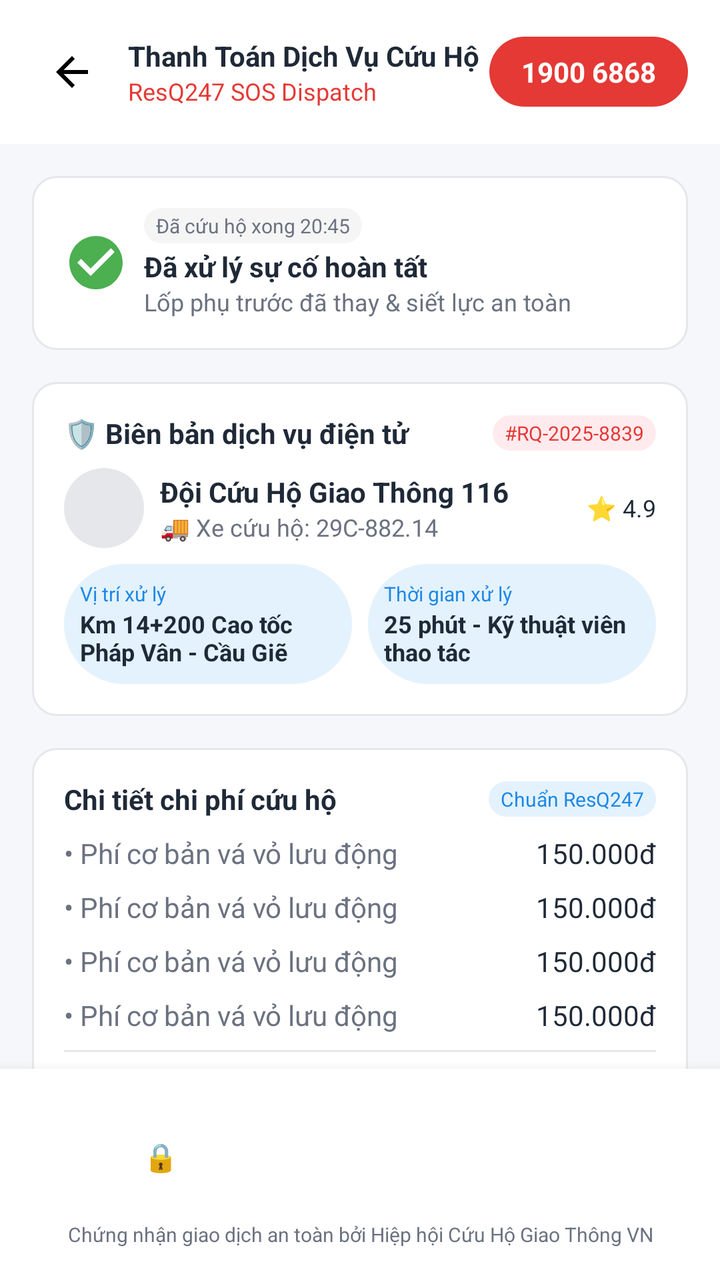
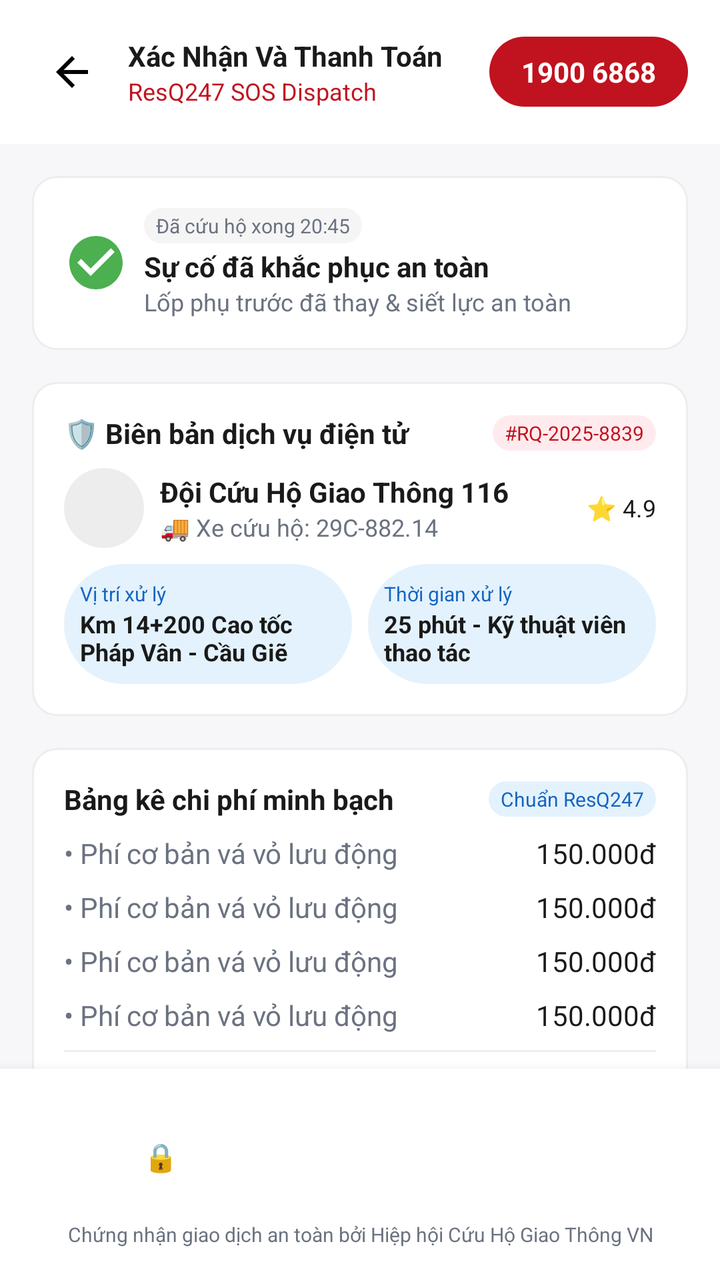

Before-and-after screenshots of an Android layout around one commit, followed by the original layout XML and the change that was made.
<!-- AndroidManifest.xml: application theme Theme.CuH247 -->
<!-- res/layout/activity_payment.xml -->
<?xml version="1.0" encoding="utf-8"?>
<LinearLayout xmlns:android="http://schemas.android.com/apk/res/android"
    xmlns:app="http://schemas.android.com/apk/res-auto"
    android:layout_width="match_parent"
    android:layout_height="match_parent"
    android:background="@color/background"
    android:fitsSystemWindows="true"
    android:orientation="vertical">

    
    <LinearLayout
        android:layout_width="match_parent"
        android:layout_height="wrap_content"
        android:background="@color/surface"
        android:gravity="center_vertical"
        android:orientation="horizontal"
        android:padding="@dimen/spacing_md">

        <ImageButton
            android:id="@+id/btnBack"
            android:layout_width="40dp"
            android:layout_height="40dp"
            android:background="?attr/selectableItemBackgroundBorderless"
            android:contentDescription="@null"
            android:src="@drawable/ic_arrow_back" />

        <LinearLayout
            android:layout_width="0dp"
            android:layout_height="wrap_content"
            android:layout_marginStart="@dimen/spacing_sm"
            android:layout_weight="1"
            android:orientation="vertical">

            <TextView
                android:layout_width="wrap_content"
                android:layout_height="wrap_content"
                android:text="@string/payment_title"
                android:textColor="@color/text_primary"
                android:textStyle="bold" />

            <TextView
                android:layout_width="wrap_content"
                android:layout_height="wrap_content"
                android:text="ResQ247 SOS Dispatch"
                android:textColor="@color/red_primary"
                android:textSize="@dimen/text_xs" />
        </LinearLayout>

        <TextView
            android:layout_width="wrap_content"
            android:layout_height="wrap_content"
            android:background="@drawable/bg_pill_red"
            android:paddingHorizontal="@dimen/spacing_md"
            android:paddingVertical="8dp"
            android:text="@string/hotline_number"
            android:textColor="@color/white"
            android:textStyle="bold" />
    </LinearLayout>

    <androidx.core.widget.NestedScrollView
        android:layout_width="match_parent"
        android:layout_height="0dp"
        android:layout_weight="1">

        <LinearLayout
            android:layout_width="match_parent"
            android:layout_height="wrap_content"
            android:orientation="vertical"
            android:padding="@dimen/spacing_md">

            
            <LinearLayout
                android:layout_width="match_parent"
                android:layout_height="wrap_content"
                android:background="@drawable/bg_rounded_card"
                android:gravity="center_vertical"
                android:orientation="horizontal"
                android:padding="@dimen/spacing_md">

                <ImageView
                    android:layout_width="32dp"
                    android:layout_height="32dp"
                    android:contentDescription="@null"
                    android:src="@drawable/ic_check_circle_filled" />

                <LinearLayout
                    android:layout_width="0dp"
                    android:layout_height="wrap_content"
                    android:layout_marginStart="@dimen/spacing_sm"
                    android:layout_weight="1"
                    android:orientation="vertical">

                    <TextView
                        android:id="@+id/tvCompletedTime"
                        android:layout_width="wrap_content"
                        android:layout_height="wrap_content"
                        android:background="@drawable/bg_pill_gray"
                        android:paddingHorizontal="6dp"
                        android:paddingVertical="2dp"
                        android:text="Đã cứu hộ xong 20:45"
                        android:textColor="@color/text_secondary"
                        android:textSize="10sp" />

                    <TextView
                        android:layout_width="match_parent"
                        android:layout_height="wrap_content"
                        android:layout_marginTop="2dp"
                        android:text="@string/payment_fixed"
                        android:textColor="@color/text_primary"
                        android:textStyle="bold" />

                    <TextView
                        android:layout_width="match_parent"
                        android:layout_height="wrap_content"
                        android:text="Lốp phụ trước đã thay &amp; siết lực an toàn"
                        android:textColor="@color/text_secondary"
                        android:textSize="@dimen/text_xs" />
                </LinearLayout>
            </LinearLayout>

            
            <LinearLayout
                android:layout_width="match_parent"
                android:layout_height="wrap_content"
                android:layout_marginTop="@dimen/spacing_md"
                android:background="@drawable/bg_rounded_card"
                android:orientation="vertical"
                android:padding="@dimen/spacing_md">

                <LinearLayout
                    android:layout_width="match_parent"
                    android:layout_height="wrap_content"
                    android:gravity="center_vertical"
                    android:orientation="horizontal">

                    <TextView
                        android:layout_width="0dp"
                        android:layout_height="wrap_content"
                        android:layout_weight="1"
                        android:text="🛡 Biên bản dịch vụ điện tử"
                        android:textColor="@color/text_primary"
                        android:textStyle="bold" />

                    <TextView
                        android:id="@+id/tvServiceRecordCode"
                        android:layout_width="wrap_content"
                        android:layout_height="wrap_content"
                        android:background="@drawable/bg_pill_red_soft"
                        android:paddingHorizontal="6dp"
                        android:paddingVertical="2dp"
                        android:text="#RQ-2025-8839"
                        android:textColor="@color/red_primary"
                        android:textSize="10sp" />
                </LinearLayout>

                <LinearLayout
                    android:layout_width="match_parent"
                    android:layout_height="wrap_content"
                    android:layout_marginTop="@dimen/spacing_sm"
                    android:gravity="center_vertical"
                    android:orientation="horizontal">

                    <ImageView
                        android:layout_width="40dp"
                        android:layout_height="40dp"
                        android:background="@drawable/bg_circle_gray"
                        android:contentDescription="@null" />

                    <LinearLayout
                        android:layout_width="0dp"
                        android:layout_height="wrap_content"
                        android:layout_marginStart="@dimen/spacing_sm"
                        android:layout_weight="1"
                        android:orientation="vertical">

                        <TextView
                            android:layout_width="match_parent"
                            android:layout_height="wrap_content"
                            android:text="Đội Cứu Hộ Giao Thông 116"
                            android:textColor="@color/text_primary"
                            android:textStyle="bold" />

                        <TextView
                            android:layout_width="match_parent"
                            android:layout_height="wrap_content"
                            android:text="🚚 Xe cứu hộ: 29C-882.14"
                            android:textColor="@color/text_secondary"
                            android:textSize="@dimen/text_xs" />
                    </LinearLayout>

                    <TextView
                        android:layout_width="wrap_content"
                        android:layout_height="wrap_content"
                        android:text="⭐ 4.9"
                        android:textColor="@color/text_primary"
                        android:textSize="@dimen/text_xs" />
                </LinearLayout>

                <LinearLayout
                    android:layout_width="match_parent"
                    android:layout_height="wrap_content"
                    android:layout_marginTop="@dimen/spacing_sm"
                    android:orientation="horizontal">

                    <LinearLayout
                        android:layout_width="0dp"
                        android:layout_height="wrap_content"
                        android:layout_marginEnd="@dimen/spacing_sm"
                        android:layout_weight="1"
                        android:background="@drawable/bg_pill_blue_light"
                        android:orientation="vertical"
                        android:padding="@dimen/spacing_sm">

                        <TextView
                            android:layout_width="match_parent"
                            android:layout_height="wrap_content"
                            android:text="Vị trí xử lý"
                            android:textColor="@color/blue_primary"
                            android:textSize="10sp" />

                        <TextView
                            android:layout_width="match_parent"
                            android:layout_height="wrap_content"
                            android:text="Km 14+200 Cao tốc Pháp Vân - Cầu Giẽ"
                            android:textColor="@color/text_primary"
                            android:textSize="@dimen/text_xs"
                            android:textStyle="bold" />
                    </LinearLayout>

                    <LinearLayout
                        android:layout_width="0dp"
                        android:layout_height="wrap_content"
                        android:layout_weight="1"
                        android:background="@drawable/bg_pill_blue_light"
                        android:orientation="vertical"
                        android:padding="@dimen/spacing_sm">

                        <TextView
                            android:layout_width="match_parent"
                            android:layout_height="wrap_content"
                            android:text="Thời gian xử lý"
                            android:textColor="@color/blue_primary"
                            android:textSize="10sp" />

                        <TextView
                            android:layout_width="match_parent"
                            android:layout_height="wrap_content"
                            android:text="25 phút - Kỹ thuật viên thao tác"
                            android:textColor="@color/text_primary"
                            android:textSize="@dimen/text_xs"
                            android:textStyle="bold" />
                    </LinearLayout>
                </LinearLayout>
            </LinearLayout>

            
            <LinearLayout
                android:layout_width="match_parent"
                android:layout_height="wrap_content"
                android:layout_marginTop="@dimen/spacing_md"
                android:background="@drawable/bg_rounded_card"
                android:orientation="vertical"
                android:padding="@dimen/spacing_md">

                <LinearLayout
                    android:layout_width="match_parent"
                    android:layout_height="wrap_content"
                    android:gravity="center_vertical"
                    android:orientation="horizontal">

                    <TextView
                        android:layout_width="0dp"
                        android:layout_height="wrap_content"
                        android:layout_weight="1"
                        android:text="@string/payment_breakdown_title"
                        android:textColor="@color/text_primary"
                        android:textStyle="bold" />

                    <TextView
                        android:layout_width="wrap_content"
                        android:layout_height="wrap_content"
                        android:background="@drawable/bg_pill_blue_light"
                        android:paddingHorizontal="6dp"
                        android:paddingVertical="2dp"
                        android:text="Chuẩn ResQ247"
                        android:textColor="@color/blue_primary"
                        android:textSize="10sp" />
                </LinearLayout>

                <include layout="@layout/item_cost_line" android:id="@+id/lineBasicFee" />
                <include layout="@layout/item_cost_line" android:id="@+id/linePartsFee" />
                <include layout="@layout/item_cost_line" android:id="@+id/lineSurcharge" />
                <include layout="@layout/item_cost_line" android:id="@+id/lineDiscount" />

                <View
                    android:layout_width="match_parent"
                    android:layout_height="1dp"
                    android:layout_marginVertical="@dimen/spacing_sm"
                    android:background="@color/divider" />

                <LinearLayout
                    android:layout_width="match_parent"
                    android:layout_height="wrap_content"
                    android:gravity="center_vertical"
                    android:orientation="horizontal">

                    <LinearLayout
                        android:layout_width="0dp"
                        android:layout_height="wrap_content"
                        android:layout_weight="1"
                        android:orientation="vertical">

                        <TextView
                            android:layout_width="match_parent"
                            android:layout_height="wrap_content"
                            android:text="TỔNG THANH TOÁN"
                            android:textColor="@color/text_primary"
                            android:textStyle="bold" />

                        <TextView
                            android:layout_width="match_parent"
                            android:layout_height="wrap_content"
                            android:text="Đã bao gồm VAT 8%"
                            android:textColor="@color/text_secondary"
                            android:textSize="10sp" />
                    </LinearLayout>

                    <TextView
                        android:id="@+id/tvTotalAmount"
                        android:layout_width="wrap_content"
                        android:layout_height="wrap_content"
                        android:text="170.000đ"
                        android:textColor="@color/red_primary"
                        android:textSize="@dimen/text_xl"
                        android:textStyle="bold" />
                </LinearLayout>
            </LinearLayout>

            
            <LinearLayout
                android:layout_width="match_parent"
                android:layout_height="wrap_content"
                android:layout_marginTop="@dimen/spacing_md"
                android:orientation="vertical">

                <LinearLayout
                    android:layout_width="match_parent"
                    android:layout_height="wrap_content"
                    android:gravity="center_vertical"
                    android:orientation="horizontal">

                    <TextView
                        android:layout_width="0dp"
                        android:layout_height="wrap_content"
                        android:layout_weight="1"
                        android:text="@string/payment_method_title"
                        android:textColor="@color/text_primary"
                        android:textStyle="bold" />

                    <TextView
                        android:layout_width="wrap_content"
                        android:layout_height="wrap_content"
                        android:text="🔒 Bảo mật PCI-DSS"
                        android:textColor="@color/text_secondary"
                        android:textSize="10sp" />
                </LinearLayout>

                <RadioGroup
                    android:id="@+id/rgPaymentMethod"
                    android:layout_width="match_parent"
                    android:layout_height="wrap_content"
                    android:layout_marginTop="@dimen/spacing_sm"
                    android:orientation="vertical">

                    <include layout="@layout/item_payment_method" android:id="@+id/methodMomo" />
                    <include layout="@layout/item_payment_method" android:id="@+id/methodVnpay" />
                    <include layout="@layout/item_payment_method" android:id="@+id/methodCard" />
                    <include layout="@layout/item_payment_method" android:id="@+id/methodCash" />
                </RadioGroup>
            </LinearLayout>

            
            <LinearLayout
                android:layout_width="match_parent"
                android:layout_height="wrap_content"
                android:layout_marginTop="@dimen/spacing_md"
                android:background="@drawable/bg_pill_blue_light"
                android:orientation="horizontal"
                android:padding="@dimen/spacing_md">

                <ImageView
                    android:layout_width="22dp"
                    android:layout_height="22dp"
                    android:contentDescription="@null"
                    android:src="@drawable/ic_shield"
                    app:tint="@color/blue_primary" />

                <TextView
                    android:layout_width="0dp"
                    android:layout_height="wrap_content"
                    android:layout_marginStart="@dimen/spacing_sm"
                    android:layout_weight="1"
                    android:text="Bảo hành cứu hộ 30 ngày &amp; Hóa đơn VAT. ResQ247 cam kết bảo hành miễn phí điểm vá trong 30 ngày toàn quốc. Hóa đơn điện tử VAT được tự động gửi qua email tai.xe.viet@gmail.com sau khi giao dịch thành công."
                    android:textColor="@color/text_primary"
                    android:textSize="@dimen/text_xs" />
            </LinearLayout>

        </LinearLayout>
    </androidx.core.widget.NestedScrollView>

    
    <LinearLayout
        android:layout_width="match_parent"
        android:layout_height="wrap_content"
        android:background="@color/surface"
        android:elevation="8dp"
        android:orientation="vertical"
        android:padding="@dimen/spacing_md">

        <Button
            android:id="@+id/btnConfirmPayment"
            style="@style/Button.Primary"
            android:layout_width="match_parent"
            android:layout_height="56dp"
            android:text="🔒 Xác nhận thanh toán 170.000đ"
            android:textColor="@color/white" />

        <TextView
            android:layout_width="match_parent"
            android:layout_height="wrap_content"
            android:layout_marginTop="4dp"
            android:gravity="center"
            android:text="Chứng nhận giao dịch an toàn bởi Hiệp hội Cứu Hộ Giao Thông VN"
            android:textColor="@color/text_secondary"
            android:textSize="10sp" />
    </LinearLayout>

</LinearLayout>
<!-- res/layout/item_cost_line.xml (included above) -->
<?xml version="1.0" encoding="utf-8"?>
<LinearLayout xmlns:android="http://schemas.android.com/apk/res/android"
    android:layout_width="match_parent"
    android:layout_height="wrap_content"
    android:layout_marginTop="@dimen/spacing_sm"
    android:orientation="horizontal">

    <TextView
        android:id="@+id/tvCostLabel"
        android:layout_width="0dp"
        android:layout_height="wrap_content"
        android:layout_weight="1"
        android:text="• Phí cơ bản vá vỏ lưu động"
        android:textColor="@color/text_secondary"
        android:textSize="@dimen/text_sm" />

    <TextView
        android:id="@+id/tvCostValue"
        android:layout_width="wrap_content"
        android:layout_height="wrap_content"
        android:text="150.000đ"
        android:textColor="@color/text_primary"
        android:textSize="@dimen/text_sm" />
</LinearLayout>
<!-- res/layout/item_payment_method.xml (included above) -->
<?xml version="1.0" encoding="utf-8"?>
<LinearLayout xmlns:android="http://schemas.android.com/apk/res/android"
    android:layout_width="match_parent"
    android:layout_height="wrap_content"
    android:layout_marginBottom="@dimen/spacing_sm"
    android:background="@drawable/bg_option_selectable"
    android:clickable="true"
    android:focusable="true"
    android:gravity="center_vertical"
    android:orientation="horizontal"
    android:padding="@dimen/spacing_md">

    <ImageView
        android:id="@+id/ivMethodIcon"
        android:layout_width="36dp"
        android:layout_height="36dp"
        android:background="@drawable/bg_circle_gray"
        android:contentDescription="@null"
        android:padding="6dp"
        android:src="@drawable/ic_wallet" />

    <LinearLayout
        android:layout_width="0dp"
        android:layout_height="wrap_content"
        android:layout_marginStart="@dimen/spacing_sm"
        android:layout_weight="1"
        android:orientation="vertical">

        <LinearLayout
            android:layout_width="wrap_content"
            android:layout_height="wrap_content"
            android:orientation="horizontal">

            <TextView
                android:id="@+id/tvMethodName"
                android:layout_width="wrap_content"
                android:layout_height="wrap_content"
                android:text="Ví điện tử MoMo"
                android:textColor="@color/text_primary"
                android:textStyle="bold" />

            <TextView
                android:id="@+id/tvMethodBadge"
                android:layout_width="wrap_content"
                android:layout_height="wrap_content"
                android:layout_marginStart="4dp"
                android:background="@drawable/bg_pill_red_soft"
                android:paddingHorizontal="4dp"
                android:text="Hoàn 5%"
                android:textColor="@color/red_primary"
                android:textSize="9sp" />
        </LinearLayout>

        <TextView
            android:id="@+id/tvMethodSubtitle"
            android:layout_width="match_parent"
            android:layout_height="wrap_content"
            android:text="Liên kết 0918 •••• 882"
            android:textColor="@color/text_secondary"
            android:textSize="@dimen/text_xs" />
    </LinearLayout>

    <RadioButton
        android:id="@+id/rbMethodSelected"
        android:layout_width="wrap_content"
        android:layout_height="wrap_content"
        android:clickable="false" />
</LinearLayout>
<!-- resources referenced by this layout -->
<resources>
  <color name="background">#F5F7FA</color>
  <color name="blue_primary">#1E88E5</color>
  <color name="divider">#E5E7EB</color>
  <color name="red_primary">#E53935</color>
  <color name="surface">#FFFFFF</color>
  <color name="text_primary">#1F2937</color>
  <color name="text_secondary">#6B7280</color>
  <color name="white">#FFFFFFFF</color>
  <dimen name="spacing_md">16dp</dimen>
  <dimen name="spacing_sm">8dp</dimen>
  <dimen name="text_sm">14sp</dimen>
  <dimen name="text_xl">22sp</dimen>
  <dimen name="text_xs">12sp</dimen>
  <!-- drawable bg_circle_gray (drawable) -->
  <?xml version="1.0" encoding="utf-8"?>
  <shape xmlns:android="http://schemas.android.com/apk/res/android" android:shape="oval">
      <solid android:color="@color/divider" />
  </shape>
  <!-- drawable bg_pill_blue_light (drawable) -->
  <?xml version="1.0" encoding="utf-8"?>
  <shape xmlns:android="http://schemas.android.com/apk/res/android"
      android:shape="rectangle">
      <solid android:color="#E3F2FD" />
      <corners android:radius="100dp" />
  </shape>
  <!-- drawable bg_pill_gray (drawable) -->
  <?xml version="1.0" encoding="utf-8"?>
  <shape xmlns:android="http://schemas.android.com/apk/res/android"
      android:shape="rectangle">
      <solid android:color="@color/gray_light" />
      <corners android:radius="100dp" />
  </shape>
  <!-- drawable bg_pill_red (drawable) -->
  <?xml version="1.0" encoding="utf-8"?>
  <shape xmlns:android="http://schemas.android.com/apk/res/android"
      android:shape="rectangle">
      <solid android:color="@color/red_primary" />
      <corners android:radius="100dp" />
  </shape>
  <!-- drawable bg_pill_red_soft (drawable) -->
  <?xml version="1.0" encoding="utf-8"?>
  <shape xmlns:android="http://schemas.android.com/apk/res/android"
      android:shape="rectangle">
      <solid android:color="#FFEBEE" />
      <corners android:radius="100dp" />
  </shape>
  <!-- drawable bg_rounded_card (drawable) -->
  <?xml version="1.0" encoding="utf-8"?>
  <shape xmlns:android="http://schemas.android.com/apk/res/android"
      android:shape="rectangle">
      <solid android:color="@color/surface" />
      <stroke android:width="1dp" android:color="@color/divider" />
      <corners android:radius="12dp" />
  </shape>
  <!-- drawable ic_arrow_back (drawable) -->
  <vector xmlns:android="http://schemas.android.com/apk/res/android"
      android:width="24dp"
      android:height="24dp"
      android:viewportWidth="24"
      android:viewportHeight="24">
    <path
        android:fillColor="#FF000000"
        android:pathData="M20,11H7.83l5.59,-5.59L12,4l-8,8 8,8 1.41,-1.41L7.83,13H20v-2z"/>
  </vector>
  <!-- drawable ic_shield (drawable) -->
  <vector xmlns:android="http://schemas.android.com/apk/res/android"
      android:width="24dp"
      android:height="24dp"
      android:viewportWidth="24"
      android:viewportHeight="24">
    <path
        android:fillColor="#FF000000"
        android:pathData="M12,1L3,5v6c0,5.55 3.84,10.74 9,12 5.16,-1.26 9,-6.45 9,-12V5l-9,-4z"/>
  </vector>
  <string name="hotline_number">1900 6868</string>
  <string name="payment_breakdown_title">Chi tiết chi phí cứu hộ</string>
  <string name="payment_fixed">Đã xử lý sự cố hoàn tất</string>
  <string name="payment_method_title">Chọn phương thức thanh toán</string>
  <string name="payment_title">Thanh Toán Dịch Vụ Cứu Hộ</string>
  <style name="Button.Primary" parent="Widget.Material3.Button">
          <item name="backgroundTint">@color/red_primary</item>
          <item name="cornerRadius">@dimen/radius_pill</item>
          <item name="android:textAllCaps">false</item>
          <item name="android:textStyle">bold</item>
          <item name="android:paddingTop">14dp</item>
          <item name="android:paddingBottom">14dp</item>
      </style>
  <style name="Theme.CuH247" parent="Theme.ResQ247" />
  <color name="gray_light">#F5F5F5</color>
  <dimen name="radius_pill">100dp</dimen>
  <color name="red_dark">#C62828</color>
  <!-- unchanged entries left out for length: 4 -->
</resources>

<!-- the commit's change to res/layout/activity_payment.xml (unified diff, before → after) -->
@@ -4,10 +4,8 @@
     android:layout_width="match_parent"
     android:layout_height="match_parent"
     android:background="@color/background"
-    android:fitsSystemWindows="true"
     android:orientation="vertical">
 
-    
     <LinearLayout
         android:layout_width="match_parent"
         android:layout_height="wrap_content"
@@ -68,7 +66,6 @@
             android:orientation="vertical"
             android:padding="@dimen/spacing_md">
 
-            
             <LinearLayout
                 android:layout_width="match_parent"
                 android:layout_height="wrap_content"
@@ -118,7 +115,6 @@
                 </LinearLayout>
             </LinearLayout>
 
-            
             <LinearLayout
                 android:layout_width="match_parent"
                 android:layout_height="wrap_content"
@@ -253,7 +249,6 @@
                 </LinearLayout>
             </LinearLayout>
 
-            
             <LinearLayout
                 android:layout_width="match_parent"
                 android:layout_height="wrap_content"
@@ -336,7 +331,6 @@
                 </LinearLayout>
             </LinearLayout>
 
-            
             <LinearLayout
                 android:layout_width="match_parent"
                 android:layout_height="wrap_content"
@@ -379,7 +373,6 @@
                 </RadioGroup>
             </LinearLayout>
 
-            
             <LinearLayout
                 android:layout_width="match_parent"
                 android:layout_height="wrap_content"
@@ -408,7 +401,6 @@
         </LinearLayout>
     </androidx.core.widget.NestedScrollView>
 
-    
     <LinearLayout
         android:layout_width="match_parent"
         android:layout_height="wrap_content"
@@ -419,9 +411,9 @@
 
         <Button
             android:id="@+id/btnConfirmPayment"
-            style="@style/Button.Primary"
             android:layout_width="match_parent"
             android:layout_height="56dp"
+            style="@style/Button.Primary"
             android:text="🔒 Xác nhận thanh toán 170.000đ"
             android:textColor="@color/white" />
 
<!-- resource entries referenced after the edit -->
@@ -1,17 +1,17 @@
 <!-- resources referenced by this layout -->
 <resources>
-  <color name="background">#F5F7FA</color>
-  <color name="blue_primary">#1E88E5</color>
-  <color name="divider">#E5E7EB</color>
-  <color name="red_primary">#E53935</color>
+  <color name="background">#F7F7FA</color>
+  <color name="blue_primary">#1565C0</color>
+  <color name="divider">#EDEDED</color>
+  <color name="red_primary">#C1121F</color>
   <color name="surface">#FFFFFF</color>
-  <color name="text_primary">#1F2937</color>
+  <color name="text_primary">#1A1A1A</color>
   <color name="text_secondary">#6B7280</color>
-  <color name="white">#FFFFFFFF</color>
+  <color name="white">#FFFFFF</color>
   <dimen name="spacing_md">16dp</dimen>
   <dimen name="spacing_sm">8dp</dimen>
   <dimen name="text_sm">14sp</dimen>
-  <dimen name="text_xl">22sp</dimen>
+  <dimen name="text_xl">26sp</dimen>
   <dimen name="text_xs">12sp</dimen>
   <!-- drawable bg_circle_gray (drawable) -->
   <?xml version="1.0" encoding="utf-8"?>
@@ -75,10 +75,10 @@
         android:pathData="M12,1L3,5v6c0,5.55 3.84,10.74 9,12 5.16,-1.26 9,-6.45 9,-12V5l-9,-4z"/>
   </vector>
   <string name="hotline_number">1900 6868</string>
-  <string name="payment_breakdown_title">Chi tiết chi phí cứu hộ</string>
-  <string name="payment_fixed">Đã xử lý sự cố hoàn tất</string>
-  <string name="payment_method_title">Chọn phương thức thanh toán</string>
-  <string name="payment_title">Thanh Toán Dịch Vụ Cứu Hộ</string>
+  <string name="payment_breakdown_title">Bảng kê chi phí minh bạch</string>
+  <string name="payment_fixed">Sự cố đã khắc phục an toàn</string>
+  <string name="payment_method_title">Phương thức thanh toán</string>
+  <string name="payment_title">Xác Nhận Và Thanh Toán</string>
   <style name="Button.Primary" parent="Widget.Material3.Button">
           <item name="backgroundTint">@color/red_primary</item>
           <item name="cornerRadius">@dimen/radius_pill</item>
@@ -90,7 +90,7 @@
   <style name="Theme.CuH247" parent="Theme.ResQ247" />
   <color name="gray_light">#F5F5F5</color>
   <dimen name="radius_pill">100dp</dimen>
-  <color name="red_dark">#C62828</color>
+  <color name="red_dark">#8E0F1A</color>
   <!-- unchanged entries left out for length: 4 -->
 </resources>
 
